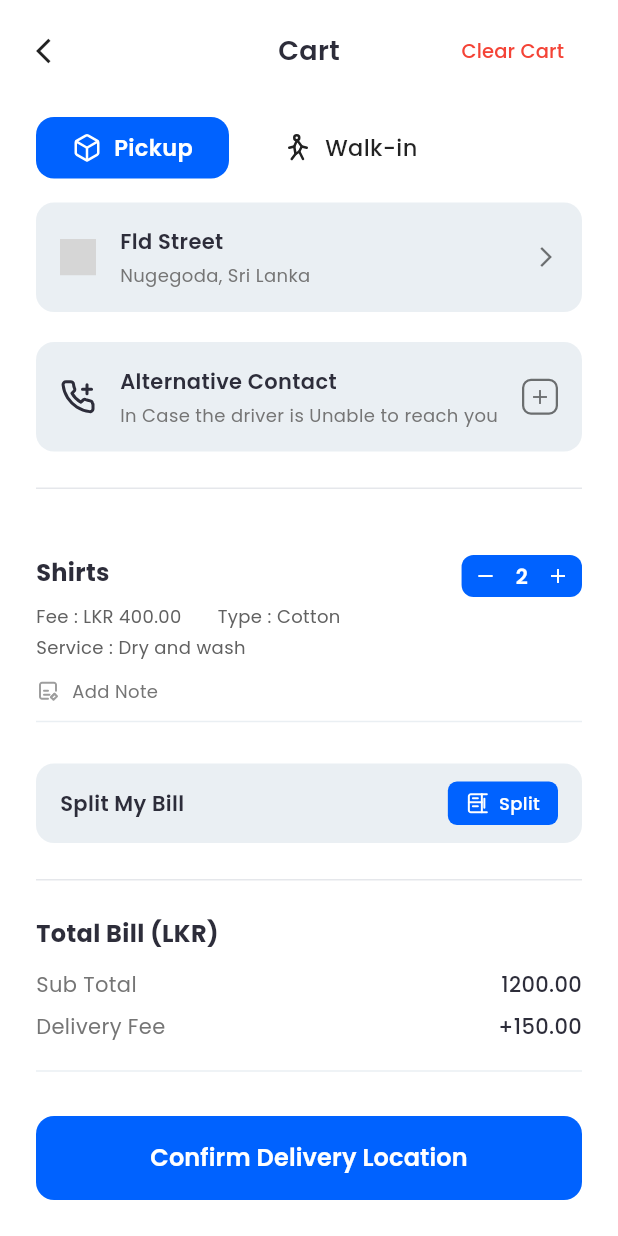
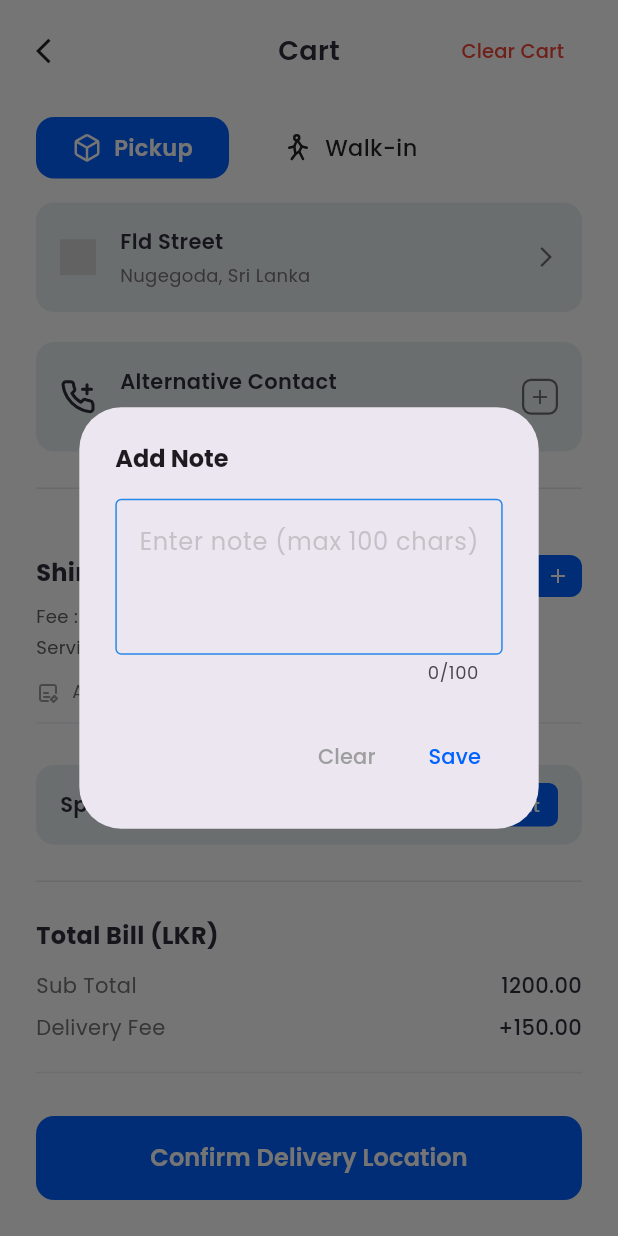
Before and after one commit to WashLi-Labs/washli-mobile, a Flutter app: the CartScreen screen opened directly, after a tap on "Add Note", on a phone screen of 412 x 824 dp. Run offline on Flutter 3.47's test engine with Material 3 defaults, Android fonts, the phone set to English and light mode, and no system bars; our stand-ins replace carousel_slider, flutter_contacts, flutter_svg, geocoding, geolocator, google_fonts and 3 more; accounts and stored records are empty; project files that could hold a hidden picture were left out; grey boxes are pictures that could not be loaded.

Commit message:
note functionality

```diff
--- a/lib/screens/cart/widgets/cart_item_card.dart
+++ b/lib/screens/cart/widgets/cart_item_card.dart
@@ -126,8 +126,11 @@ class _CartItemCardState extends State<CartItemCard> {
           GestureDetector(
             onTap: _showNoteDialog,
             child: Row(
+              crossAxisAlignment: CrossAxisAlignment.start,
               children: [
-                SvgPicture.asset(
+                Padding(
+                  padding: const EdgeInsets.only(top: 2.0),
+                  child: SvgPicture.asset(
                     'assets/icons/note.svg',
                     width: 16,
                     height: 16,
@@ -136,12 +139,17 @@ class _CartItemCardState extends State<CartItemCard> {
                       BlendMode.srcIn,
                     ),
                   ),
+                ),
                 const SizedBox(width: 8),
-                Text(
+                Expanded(
+                  child: Text(
                     _note != null && _note!.isNotEmpty ? _note! : 'Add Note',
+                    maxLines: 2,
+                    overflow: TextOverflow.ellipsis,
                      style: TextStyle(
                       fontSize: 12,
                       color: _note != null && _note!.isNotEmpty ? const Color(0xFF0062FF) : Colors.grey[600],
+                    ),
                   ),
                 ),
               ],
@@ -161,17 +169,29 @@ class _CartItemCardState extends State<CartItemCard> {
         title: const Text('Add Note', style: TextStyle(fontSize: 16, fontWeight: FontWeight.bold)),
         content: TextField(
           controller: noteController,
-          maxLength: 20,
-          decoration: const InputDecoration(
-            hintText: 'Enter note (max 20 chars)',
-            border: OutlineInputBorder(),
-             contentPadding: EdgeInsets.symmetric(horizontal: 12, vertical: 12),
+          maxLength: 100,
+          maxLines: 3,
+          decoration: InputDecoration(
+            hintText: 'Enter note (max 100 chars)',
+            hintStyle: TextStyle(color: Colors.grey.withOpacity(0.5)),
+            border: const OutlineInputBorder(
+              borderSide: BorderSide(color: Color(0xFF2688EA)),
+            ),
+            enabledBorder: const OutlineInputBorder(
+              borderSide: BorderSide(color: Color(0xFF2688EA)),
+            ),
+            focusedBorder: const OutlineInputBorder(
+              borderSide: BorderSide(color: Color(0xFF2688EA)),
+            ),
+            contentPadding: const EdgeInsets.symmetric(horizontal: 12, vertical: 16),
           ),
         ),
         actions: [
           TextButton(
-            onPressed: () => Navigator.pop(context),
-            child: const Text('Cancel', style: TextStyle(color: Colors.grey)),
+            onPressed: () {
+              noteController.clear();
+            },
+            child: const Text('Clear', style: TextStyle(color: Colors.grey)),
           ),
           TextButton(
             onPressed: () {
```
Lines whose indentation alone changed are shown as unchanged.
